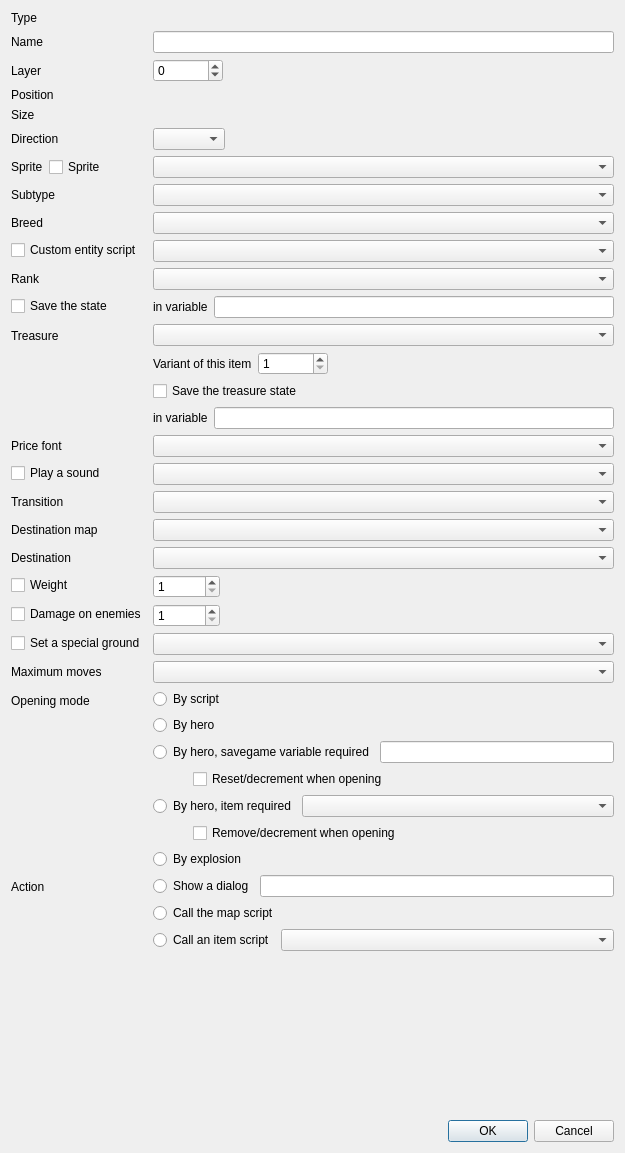
This is src/gui/edit_entity_dialog.ui in solarus-games/solarus-quest-editor as Qt 5 draws it before an edit. The edited form follows.
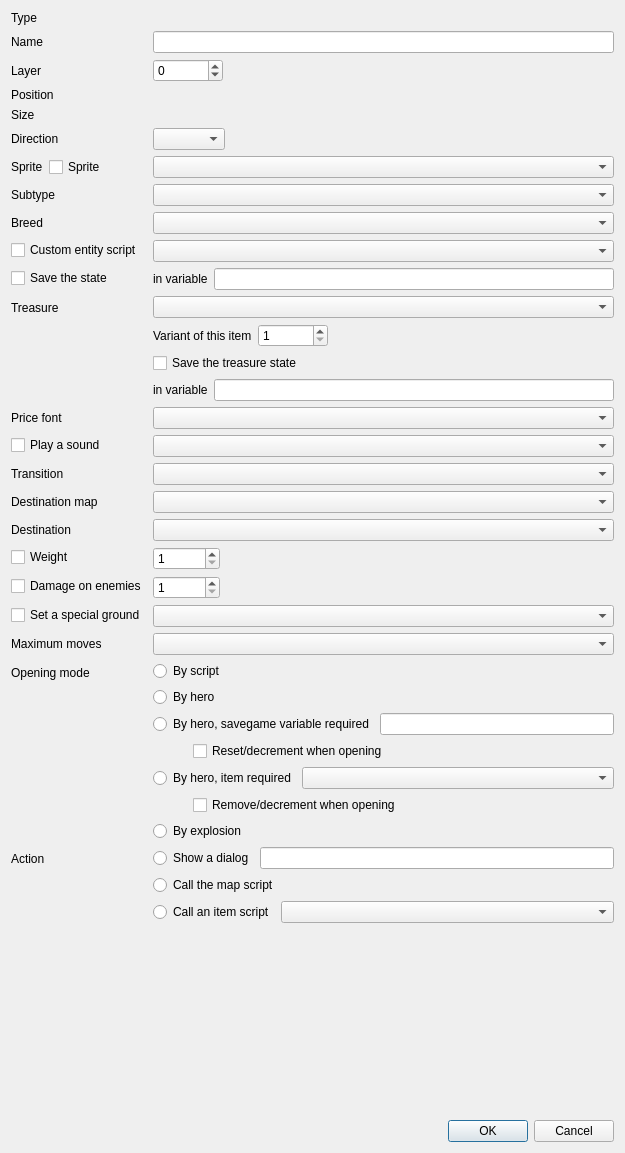
This is the edited form. Custom widgets are drawn as their Qt base class.

Commit message: Remove rank property of enemies

The edit to the form file:
```diff
--- a/src/gui/edit_entity_dialog.ui
+++ b/src/gui/edit_entity_dialog.ui
@@ -189,23 +189,13 @@
       <widget class="ResourceSelector" name="model_field"/>
      </item>
      <item row="10" column="0">
-      <widget class="QLabel" name="rank_label">
-       <property name="text">
-        <string>Rank</string>
-       </property>
-      </widget>
-     </item>
-     <item row="10" column="1">
-      <widget class="QComboBox" name="rank_field"/>
-     </item>
-     <item row="11" column="0">
       <widget class="QCheckBox" name="savegame_variable_checkbox">
        <property name="text">
         <string>Save the state</string>
        </property>
       </widget>
      </item>
-     <item row="11" column="1">
+     <item row="10" column="1">
       <widget class="QWidget" name="savegame_variable_layout" native="true">
        <layout class="QHBoxLayout" name="horizontalLayout">
         <property name="leftMargin">
@@ -233,14 +223,14 @@
        </layout>
       </widget>
      </item>
-     <item row="12" column="0">
+     <item row="11" column="0">
       <widget class="QLabel" name="treasure_label">
        <property name="text">
         <string>Treasure</string>
        </property>
       </widget>
      </item>
-     <item row="12" column="1">
+     <item row="11" column="1">
       <widget class="QWidget" name="treasure_layout" native="true">
        <layout class="QVBoxLayout" name="layout_3">
         <property name="leftMargin">
@@ -322,64 +312,64 @@
        </layout>
       </widget>
      </item>
-     <item row="13" column="0">
+     <item row="12" column="0">
       <widget class="QLabel" name="font_label">
        <property name="text">
         <string>Price font</string>
        </property>
       </widget>
      </item>
-     <item row="13" column="1">
+     <item row="12" column="1">
       <widget class="ResourceSelector" name="font_field"/>
      </item>
-     <item row="14" column="0">
+     <item row="13" column="0">
       <widget class="QCheckBox" name="sound_checkbox">
        <property name="text">
         <string>Play a sound</string>
        </property>
       </widget>
      </item>
-     <item row="14" column="1">
+     <item row="13" column="1">
       <widget class="ResourceSelector" name="sound_field"/>
      </item>
-     <item row="15" column="0">
+     <item row="14" column="0">
       <widget class="QLabel" name="transition_label">
        <property name="text">
         <string>Transition</string>
        </property>
       </widget>
      </item>
-     <item row="15" column="1">
+     <item row="14" column="1">
       <widget class="EnumSelector&lt;TransitionStyle&gt;" name="transition_field"/>
      </item>
-     <item row="16" column="0">
+     <item row="15" column="0">
       <widget class="QLabel" name="destination_map_label">
        <property name="text">
         <string>Destination map</string>
        </property>
       </widget>
      </item>
-     <item row="16" column="1">
+     <item row="15" column="1">
       <widget class="ResourceSelector" name="destination_map_field"/>
      </item>
-     <item row="17" column="0">
+     <item row="16" column="0">
       <widget class="QLabel" name="destination_label">
        <property name="text">
         <string>Destination</string>
        </property>
       </widget>
      </item>
-     <item row="17" column="1">
+     <item row="16" column="1">
       <widget class="EntitySelector" name="destination_field"/>
      </item>
-     <item row="18" column="0">
+     <item row="17" column="0">
       <widget class="QCheckBox" name="weight_checkbox">
        <property name="text">
         <string>Weight</string>
        </property>
       </widget>
      </item>
-     <item row="18" column="1">
+     <item row="17" column="1">
       <widget class="QWidget" name="weight_layout" native="true">
        <layout class="QHBoxLayout" name="horizontalLayout_3">
         <property name="leftMargin">
@@ -426,14 +416,14 @@
        </layout>
       </widget>
      </item>
-     <item row="19" column="0">
+     <item row="18" column="0">
       <widget class="QCheckBox" name="damage_on_enemies_checkbox">
        <property name="text">
         <string>Damage on enemies</string>
        </property>
       </widget>
      </item>
-     <item row="19" column="1">
+     <item row="18" column="1">
       <widget class="QWidget" name="damage_on_enemies_layout" native="true">
        <layout class="QHBoxLayout" name="horizontalLayout_4">
         <property name="leftMargin">
@@ -480,34 +470,34 @@
        </layout>
       </widget>
      </item>
-     <item row="20" column="0">
+     <item row="19" column="0">
       <widget class="QCheckBox" name="ground_checkbox">
        <property name="text">
         <string>Set a special ground</string>
        </property>
       </widget>
      </item>
-     <item row="20" column="1">
+     <item row="19" column="1">
       <widget class="EnumSelector&lt;Ground&gt;" name="ground_field"/>
      </item>
-     <item row="21" column="0">
+     <item row="20" column="0">
       <widget class="QLabel" name="maximum_moves_label">
        <property name="text">
         <string>Maximum moves</string>
        </property>
       </widget>
      </item>
-     <item row="21" column="1">
+     <item row="20" column="1">
       <widget class="QComboBox" name="maximum_moves_field"/>
      </item>
-     <item row="22" column="0">
+     <item row="21" column="0">
       <widget class="QLabel" name="opening_method_label">
        <property name="text">
         <string>Opening mode</string>
        </property>
       </widget>
      </item>
-     <item row="22" column="1">
+     <item row="21" column="1">
       <widget class="QWidget" name="opening_method_layout" native="true">
        <layout class="QVBoxLayout" name="verticalLayout">
         <property name="leftMargin">
@@ -635,14 +625,14 @@
        </layout>
       </widget>
      </item>
-     <item row="23" column="0">
+     <item row="22" column="0">
       <widget class="QLabel" name="behavior_label">
        <property name="text">
         <string>Action</string>
        </property>
       </widget>
      </item>
-     <item row="23" column="1">
+     <item row="22" column="1">
       <widget class="QWidget" name="behavior_layout" native="true">
        <layout class="QVBoxLayout" name="layout_5">
         <property name="leftMargin">
```
Left out of the diff: 94 changed lines with no effect on the pictures. The commit also changes 3 other files.
